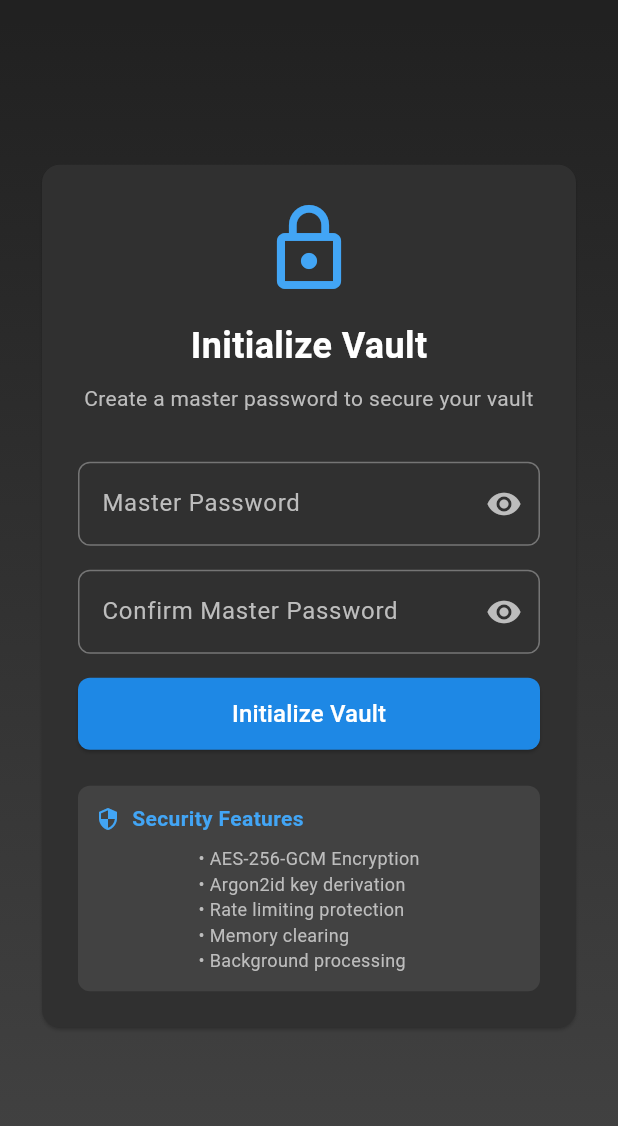
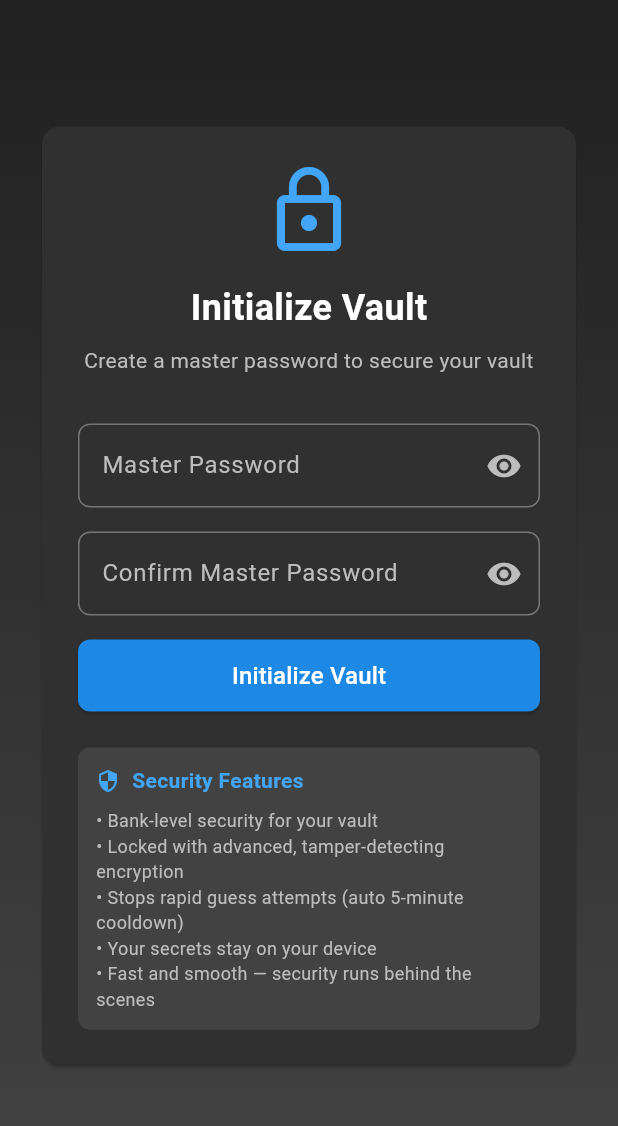
Before and after one commit to AliAhmed-004/Panic-Vault, a Flutter app: the screen it shows after launch, on a phone screen of 412 x 824 dp, the part 64-1190 px from its top. Run offline on Flutter 3.47's test engine with Material 3 defaults, Android fonts, the phone set to English and light mode, and no system bars; our stand-ins replace csv, file_picker, flutter_secure_storage, sqflite; missing offline and left inert: cryptography, pointycastle; accounts and stored records are empty.

Commit message:
updated readme, updated claims in auth_page

```diff
--- a/lib/pages/auth_page.dart
+++ b/lib/pages/auth_page.dart
@@ -403,11 +403,11 @@ class _AuthPageState extends State<AuthPage> {
                             ),
                             const SizedBox(height: 8),
                             Text(
-                               '• AES-256-GCM Encryption\n'
-                               '• Argon2id key derivation\n'
-                               '• Rate limiting protection\n'
-                               '• Memory clearing\n'
-                               '• Background processing',
+                               '• Bank-level security for your vault\n'
+                               '• Locked with advanced, tamper-detecting encryption\n'
+                               '• Stops rapid guess attempts (auto 5-minute cooldown)\n'
+                               '• Your secrets stay on your device\n'
+                               '• Fast and smooth — security runs behind the scenes',
                                style: TextStyle(
                                  color: Colors.grey[400],
                                  fontSize: 12,
```
Also changed, not shown: 1 other file.
